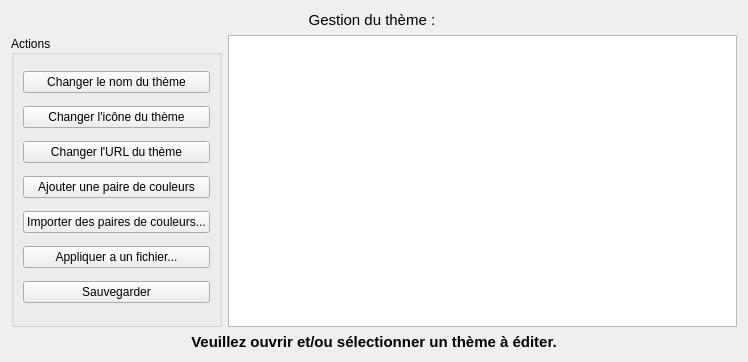
First picture: the form in ui/themeeditor.ui, repository SchawnnDev/ColorThemeManager, before the edit.
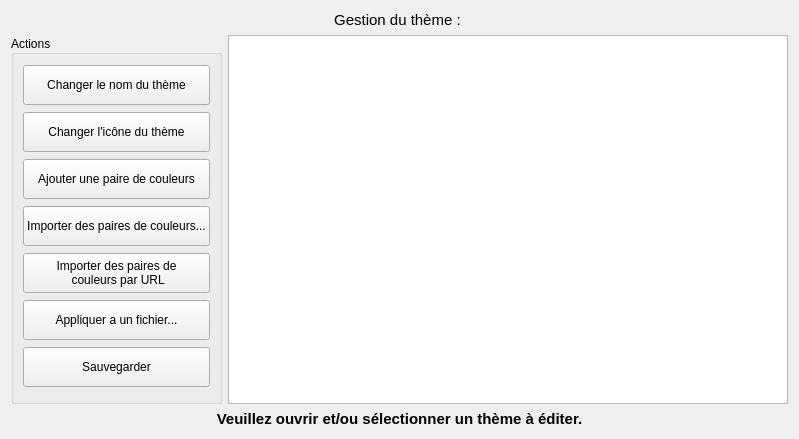
Second picture: the form after the edit.

```diff
--- a/ui/themeeditor.ui
+++ b/ui/themeeditor.ui
@@ -6,8 +6,8 @@
    <rect>
     <x>0</x>
     <y>0</y>
-    <width>748</width>
-    <height>362</height>
+    <width>799</width>
+    <height>439</height>
    </rect>
   </property>
   <property name="windowTitle">
@@ -48,6 +48,18 @@
        <layout class="QVBoxLayout" name="actionsVerticalLayout">
         <item>
          <widget class="QPushButton" name="changeThemeNameBtn">
+          <property name="sizePolicy">
+           <sizepolicy hsizetype="Minimum" vsizetype="Fixed">
+            <horstretch>0</horstretch>
+            <verstretch>0</verstretch>
+           </sizepolicy>
+          </property>
+          <property name="minimumSize">
+           <size>
+            <width>0</width>
+            <height>40</height>
+           </size>
+          </property>
           <property name="text">
            <string>Changer le nom du thème</string>
           </property>
@@ -55,20 +67,25 @@
         </item>
         <item>
          <widget class="QPushButton" name="changeThemeIconBtn">
+          <property name="minimumSize">
+           <size>
+            <width>0</width>
+            <height>40</height>
+           </size>
+          </property>
           <property name="text">
            <string>Changer l'icône du thème</string>
           </property>
          </widget>
         </item>
-        <item>
-         <widget class="QPushButton" name="changeThemeURLBtn">
-          <property name="text">
-           <string>Changer l'URL du thème</string>
-          </property>
-         </widget>
-        </item>
         <item>
          <widget class="QPushButton" name="addColorPairBtn">
+          <property name="minimumSize">
+           <size>
+            <width>0</width>
+            <height>40</height>
+           </size>
+          </property>
           <property name="text">
            <string>Ajouter une paire de couleurs</string>
           </property>
@@ -76,13 +93,39 @@
         </item>
         <item>
          <widget class="QPushButton" name="importColorPairsBtn">
+          <property name="minimumSize">
+           <size>
+            <width>0</width>
+            <height>40</height>
+           </size>
+          </property>
           <property name="text">
            <string>Importer des paires de couleurs...</string>
           </property>
          </widget>
         </item>
+        <item>
+         <widget class="QPushButton" name="pushButton">
+          <property name="minimumSize">
+           <size>
+            <width>0</width>
+            <height>40</height>
+           </size>
+          </property>
+          <property name="text">
+           <string>Importer des paires de
+ couleurs par URL</string>
+          </property>
+         </widget>
+        </item>
         <item>
          <widget class="QPushButton" name="applyToFileBtn">
+          <property name="minimumSize">
+           <size>
+            <width>0</width>
+            <height>40</height>
+           </size>
+          </property>
           <property name="text">
            <string>Appliquer a un fichier...</string>
           </property>
@@ -90,6 +133,12 @@
         </item>
         <item>
          <widget class="QPushButton" name="saveBtn">
+          <property name="minimumSize">
+           <size>
+            <width>0</width>
+            <height>40</height>
+           </size>
+          </property>
           <property name="text">
            <string>Sauvegarder</string>
           </property>
```
